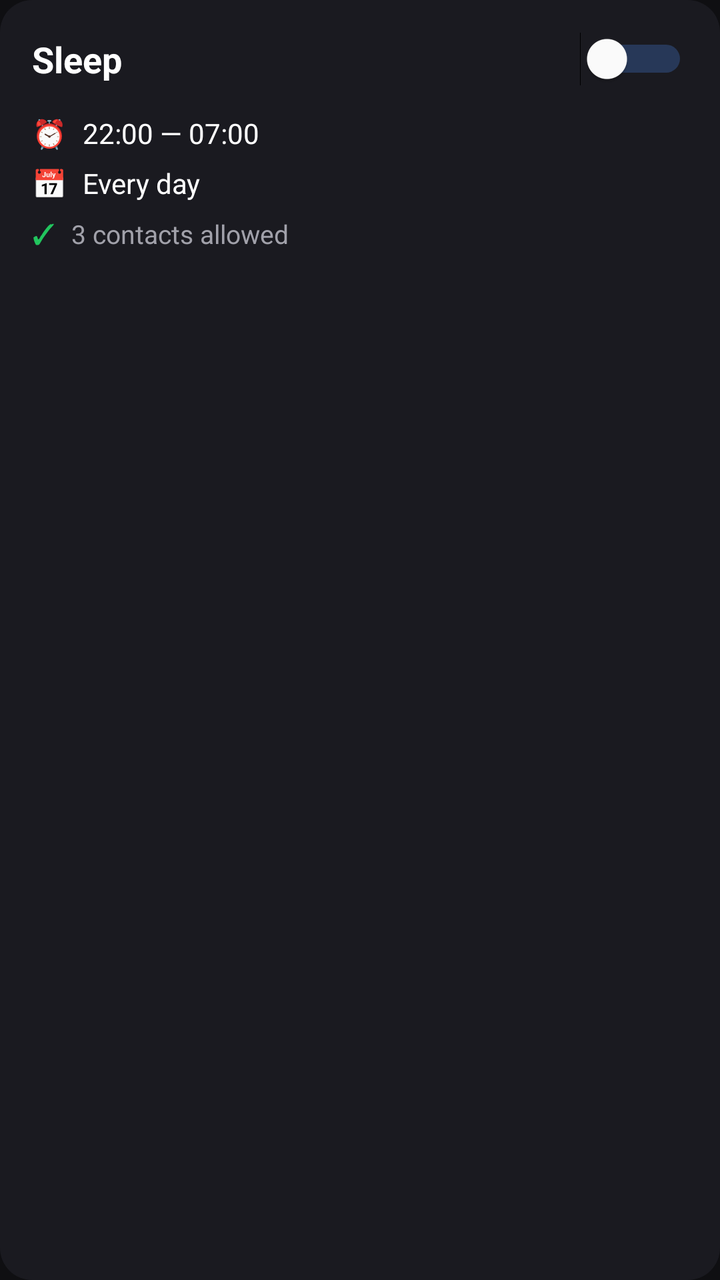
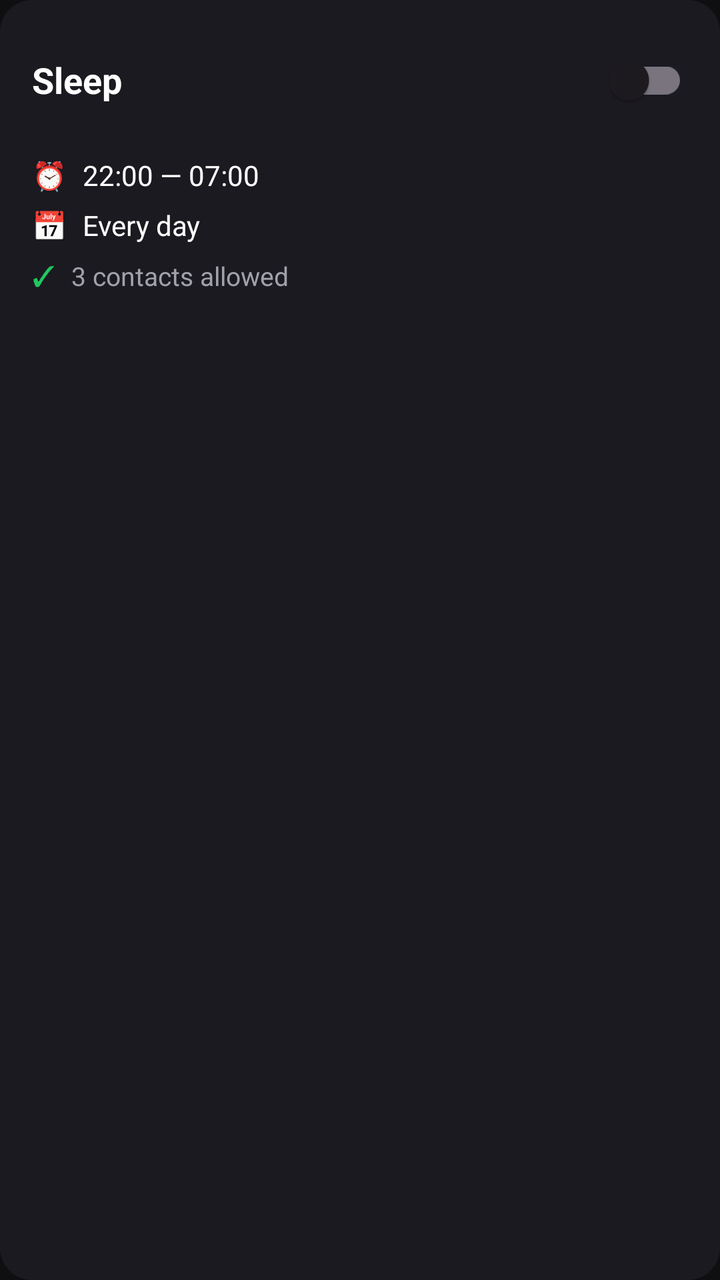

The first picture is an Android layout as it rendered before a commit; the second is the same layout after the commit. The layout source and the unified diff follow.
<!-- AndroidManifest.xml: application theme Theme.CallFilter -->
<!-- res/layout/schedule_tile.xml -->
<?xml version="1.0" encoding="utf-8"?>
<LinearLayout xmlns:android="http://schemas.android.com/apk/res/android"
    android:layout_width="match_parent" android:layout_height="wrap_content"
    android:orientation="vertical" android:background="@drawable/card_bg"
    android:padding="16dp" android:layout_marginBottom="12dp">

    <LinearLayout android:layout_width="match_parent" android:layout_height="wrap_content"
        android:orientation="horizontal" android:gravity="center_vertical">
        <LinearLayout android:layout_width="0dp" android:layout_weight="1"
            android:layout_height="wrap_content" android:orientation="vertical">
            <TextView android:id="@+id/scheduleName"
                android:layout_width="wrap_content" android:layout_height="wrap_content"
                android:text="Sleep" android:textSize="18sp" android:textStyle="bold"
                android:textColor="@color/text"/>
            <TextView android:id="@+id/scheduleStatus"
                android:layout_width="wrap_content" android:layout_height="wrap_content"
                android:text="ACTIVE NOW" android:textSize="10sp" android:textStyle="bold"
                android:textColor="@color/white" android:background="@drawable/badge_accept"
                android:paddingStart="8dp" android:paddingEnd="8dp"
                android:paddingTop="2dp" android:paddingBottom="2dp"
                android:layout_marginTop="4dp" android:visibility="gone"/>
        </LinearLayout>
        <Switch android:id="@+id/scheduleSwitch"
            android:layout_width="wrap_content" android:layout_height="wrap_content"
            android:thumbTint="@color/text" android:trackTint="@color/accent"/>
    </LinearLayout>

    <LinearLayout android:layout_width="match_parent" android:layout_height="wrap_content"
        android:orientation="horizontal" android:layout_marginTop="14dp">
        <TextView android:layout_width="wrap_content" android:layout_height="wrap_content"
            android:text="⏰" android:textSize="14sp" android:layout_marginEnd="8dp"/>
        <TextView android:id="@+id/scheduleWindow"
            android:layout_width="0dp" android:layout_weight="1"
            android:layout_height="wrap_content" android:text="22:00 — 07:00"
            android:textSize="14sp" android:textColor="@color/text"/>
    </LinearLayout>
    <LinearLayout android:layout_width="match_parent" android:layout_height="wrap_content"
        android:orientation="horizontal" android:layout_marginTop="6dp">
        <TextView android:layout_width="wrap_content" android:layout_height="wrap_content"
            android:text="📅" android:textSize="14sp" android:layout_marginEnd="8dp"/>
        <TextView android:id="@+id/scheduleDays"
            android:layout_width="0dp" android:layout_weight="1"
            android:layout_height="wrap_content" android:text="Every day"
            android:textSize="14sp" android:textColor="@color/text"/>
    </LinearLayout>
    <LinearLayout android:layout_width="match_parent" android:layout_height="wrap_content"
        android:orientation="horizontal" android:layout_marginTop="6dp">
        <TextView android:layout_width="wrap_content" android:layout_height="wrap_content"
            android:text="✓" android:textSize="14sp" android:textColor="@color/accept"
            android:layout_marginEnd="8dp"/>
        <TextView android:id="@+id/scheduleAllow"
            android:layout_width="0dp" android:layout_weight="1"
            android:layout_height="wrap_content" android:text="3 contacts allowed"
            android:textSize="13sp" android:textColor="@color/subtext"/>
    </LinearLayout>
    <LinearLayout android:id="@+id/scheduleFreqRow"
        android:layout_width="match_parent" android:layout_height="wrap_content"
        android:orientation="horizontal" android:layout_marginTop="6dp"
        android:visibility="gone">
        <TextView android:layout_width="wrap_content" android:layout_height="wrap_content"
            android:text="📞" android:textSize="14sp" android:layout_marginEnd="8dp"/>
        <TextView android:id="@+id/scheduleFreq"
            android:layout_width="0dp" android:layout_weight="1"
            android:layout_height="wrap_content"
            android:text="Bypass: 5 calls in 10 min"
            android:textSize="13sp" android:textColor="@color/subtext"/>
    </LinearLayout>
</LinearLayout>
<!-- resources referenced by this layout -->
<resources>
  <color name="accent">#4F8EF7</color>
  <color name="accept">#22C55E</color>
  <color name="subtext">#A1A1AA</color>
  <color name="text">#FFFFFF</color>
  <color name="white">#FFFFFF</color>
  <!-- drawable badge_accept (drawable) -->
  <?xml version="1.0" encoding="utf-8"?>
  <shape xmlns:android="http://schemas.android.com/apk/res/android" android:shape="rectangle">
      <corners android:radius="4dp"/>
      <solid android:color="#22C55E"/>
  </shape>
  <!-- drawable card_bg (drawable) -->
  <?xml version="1.0" encoding="utf-8"?>
  <shape xmlns:android="http://schemas.android.com/apk/res/android" android:shape="rectangle">
      <corners android:radius="16dp"/>
      <solid android:color="#1A1A20"/>
  </shape>
  <style name="Theme.CallFilter" parent="Theme.Material3.DayNight.NoActionBar">
          <item name="android:windowBackground">@color/bg</item>
          <item name="android:statusBarColor">@color/bg</item>
          <item name="android:navigationBarColor">@color/bg</item>
          <item name="android:windowLightStatusBar">false</item>
          <item name="colorPrimary">@color/accent</item>
          <item name="colorOnPrimary">@color/white</item>
          <item name="android:textColor">@color/text</item>
      </style>
  <color name="bg">#0F0F12</color>
</resources>

<!-- the commit's change to res/layout/schedule_tile.xml (unified diff, before → after) -->
@@ -20,7 +20,7 @@
                 android:paddingTop="2dp" android:paddingBottom="2dp"
                 android:layout_marginTop="4dp" android:visibility="gone"/>
         </LinearLayout>
-        <Switch android:id="@+id/scheduleSwitch"
+        <androidx.appcompat.widget.SwitchCompat android:id="@+id/scheduleSwitch"
             android:layout_width="wrap_content" android:layout_height="wrap_content"
             android:thumbTint="@color/text" android:trackTint="@color/accent"/>
     </LinearLayout>
